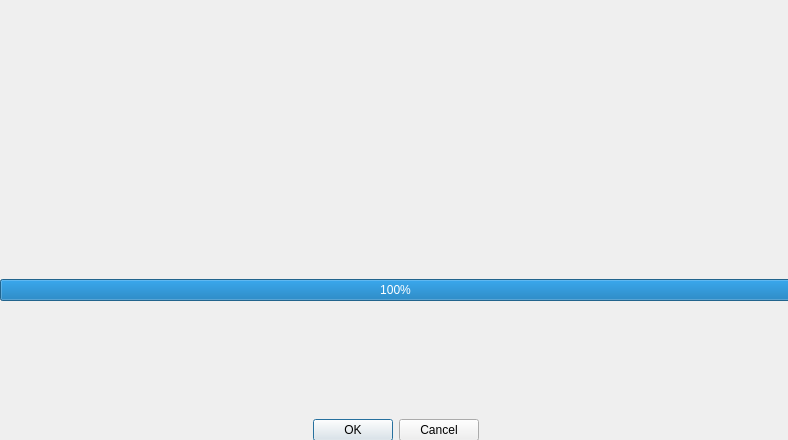
Qt form karin_progressdialog.ui (glKarin/file_transfer) before a commit.
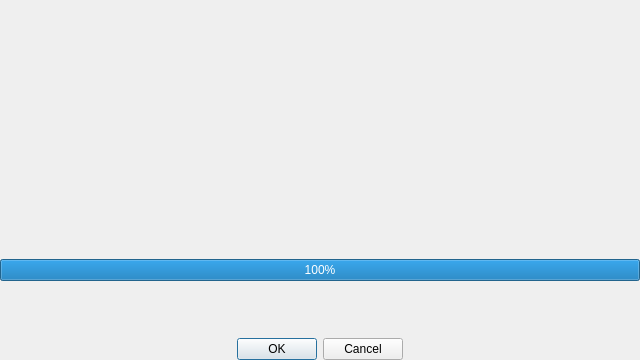
The same form after that commit.

```diff
--- a/karin_progressdialog.ui
+++ b/karin_progressdialog.ui
@@ -6,10 +6,16 @@
    <rect>
     <x>0</x>
     <y>0</y>
-    <width>788</width>
-    <height>440</height>
+    <width>640</width>
+    <height>360</height>
    </rect>
   </property>
+  <property name="sizePolicy">
+   <sizepolicy hsizetype="Preferred" vsizetype="Preferred">
+    <horstretch>0</horstretch>
+    <verstretch>0</verstretch>
+   </sizepolicy>
+  </property>
   <property name="windowTitle">
    <string>Dialog</string>
   </property>
@@ -21,8 +27,8 @@
     <rect>
      <x>0</x>
      <y>0</y>
-     <width>791</width>
-     <height>441</height>
+     <width>640</width>
+     <height>360</height>
     </rect>
    </property>
    <layout class="QVBoxLayout" name="main_layout">
@@ -38,14 +44,26 @@
     </item>
     <item>
      <widget class="QStackedWidget" name="stacked_layout">
+      <property name="sizePolicy">
+       <sizepolicy hsizetype="Minimum" vsizetype="Preferred">
+        <horstretch>0</horstretch>
+        <verstretch>0</verstretch>
+       </sizepolicy>
+      </property>
       <widget class="QWidget" name="work_page">
+       <property name="sizePolicy">
+        <sizepolicy hsizetype="Preferred" vsizetype="Preferred">
+         <horstretch>0</horstretch>
+         <verstretch>0</verstretch>
+        </sizepolicy>
+       </property>
        <widget class="QWidget" name="verticalLayoutWidget_2">
         <property name="geometry">
          <rect>
           <x>0</x>
           <y>0</y>
-          <width>791</width>
-          <height>391</height>
+          <width>640</width>
+          <height>360</height>
          </rect>
         </property>
         <layout class="QVBoxLayout" name="work_layout">
@@ -97,6 +115,12 @@
          </item>
          <item>
           <widget class="QProgressBar" name="work_progressbar">
+           <property name="sizePolicy">
+            <sizepolicy hsizetype="Expanding" vsizetype="Fixed">
+             <horstretch>0</horstretch>
+             <verstretch>0</verstretch>
+            </sizepolicy>
+           </property>
            <property name="value">
             <number>100</number>
            </property>
```
Left out of the diff: 3 changed lines with no effect on the pictures.
